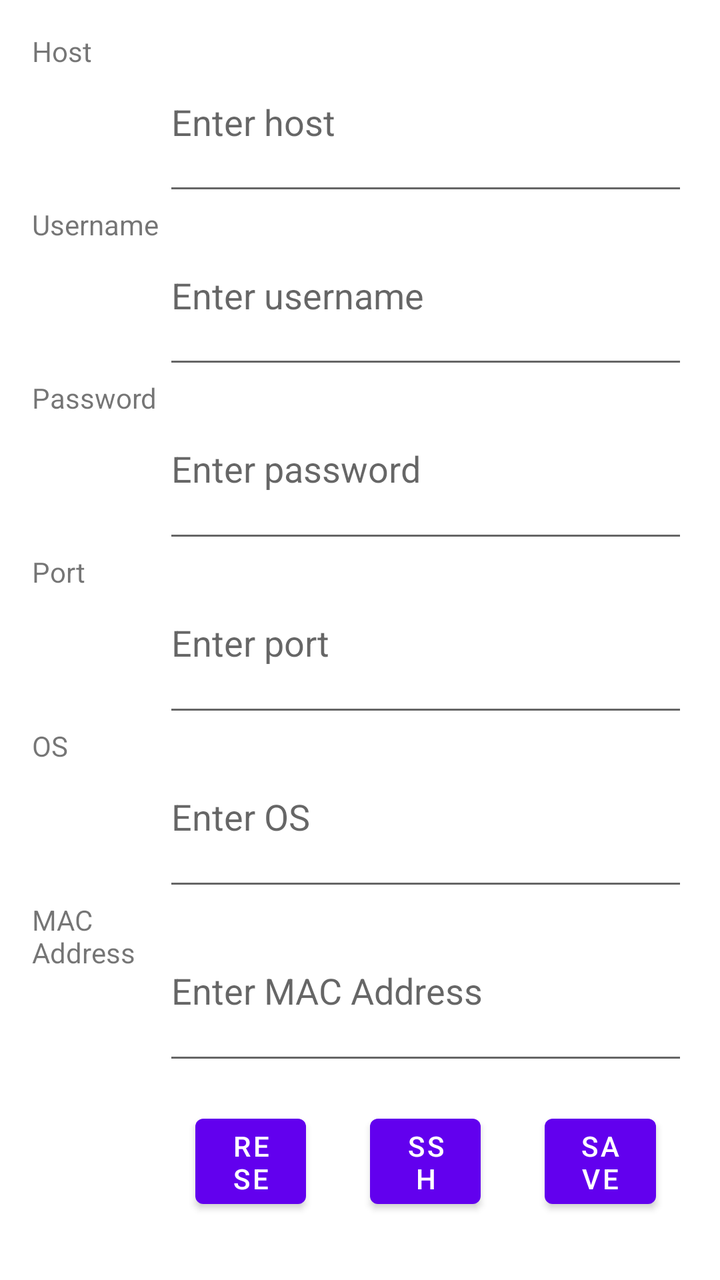
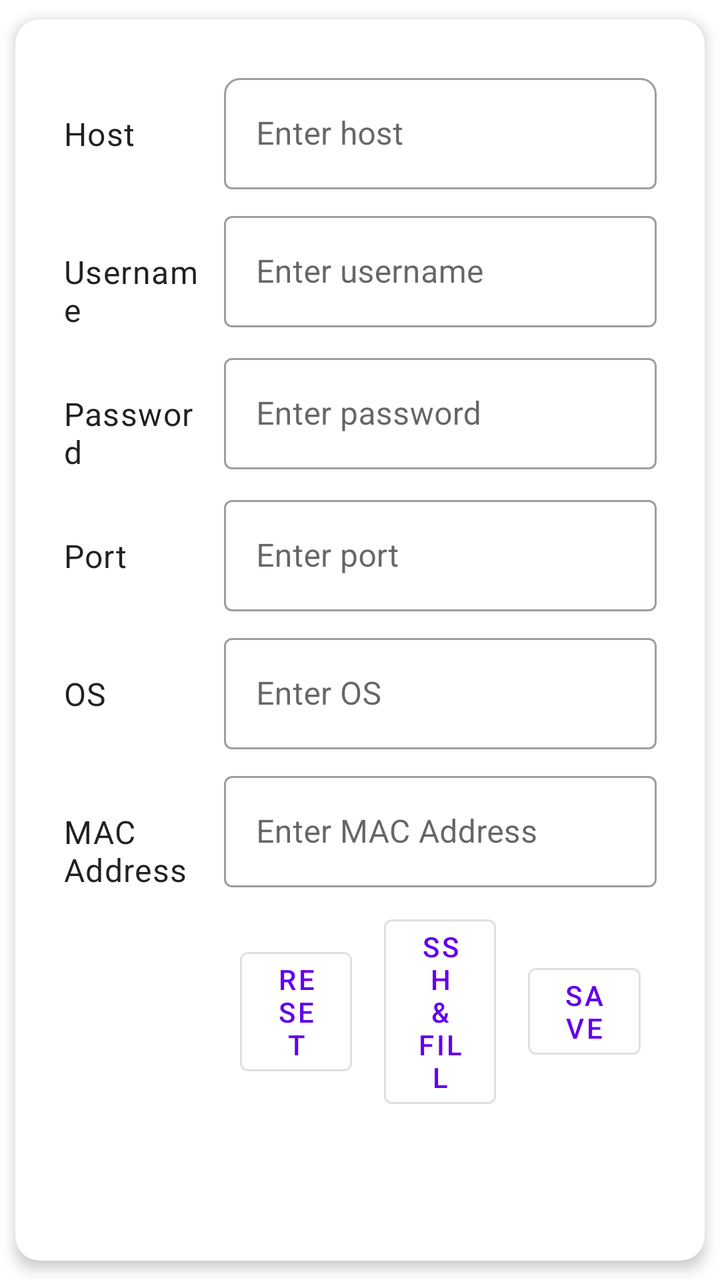

Two renders of the same Android screen: before a commit and after it. Below are the layout's source before the change and the commit's diff.
<!-- AndroidManifest.xml: application theme Theme.RemoteManager -->
<!-- res/layout/add_device.xml -->
<?xml version="1.0" encoding="utf-8"?>
<GridLayout xmlns:android="http://schemas.android.com/apk/res/android"
    xmlns:tools="http://schemas.android.com/tools"
    tools:context=".fragment.AddDeviceFragment"
    android:layout_width="match_parent"
    android:layout_height="match_parent"
    android:columnCount="2"
    android:rowCount="7"
    android:padding="16dp">

    
    <TextView
        android:layout_width="0dp"
        android:layout_height="0dp"
        android:layout_row="0"
        android:layout_column="0"
        android:layout_columnWeight="@dimen/label_column_weight"
        android:layout_rowWeight="1"
        android:text="@string/host" />

    <EditText
        android:id="@+id/host_input"
        android:layout_width="0dp"
        android:layout_height="0dp"
        android:layout_row="0"
        android:layout_column="1"
        android:layout_columnWeight="@dimen/input_column_weight"
        android:layout_rowWeight="1"
        android:hint="@string/enter_host" />

    
    <TextView
        android:layout_width="0dp"
        android:layout_height="0dp"
        android:layout_row="1"
        android:layout_column="0"
        android:layout_columnWeight="@dimen/label_column_weight"
        android:layout_rowWeight="1"
        android:text="@string/username" />

    <EditText
        android:id="@+id/username_input"
        android:layout_width="0dp"
        android:layout_height="0dp"
        android:layout_row="1"
        android:layout_column="1"
        android:layout_columnWeight="@dimen/input_column_weight"
        android:layout_rowWeight="1"
        android:hint="@string/enter_username" />

    
    <TextView
        android:layout_width="0dp"
        android:layout_height="0dp"
        android:layout_row="2"
        android:layout_column="0"
        android:layout_columnWeight="@dimen/label_column_weight"
        android:layout_rowWeight="1"
        android:text="@string/password" />

    <EditText
        android:id="@+id/password_input"
        android:layout_width="0dp"
        android:layout_height="0dp"
        android:layout_row="2"
        android:layout_column="1"
        android:layout_columnWeight="@dimen/input_column_weight"
        android:layout_rowWeight="1"
        android:hint="@string/enter_password"
        android:inputType="textPassword" />

    
    <TextView
        android:layout_width="0dp"
        android:layout_height="0dp"
        android:layout_row="3"
        android:layout_column="0"
        android:layout_columnWeight="@dimen/label_column_weight"
        android:layout_rowWeight="1"
        android:text="@string/port" />

    <EditText
        android:id="@+id/port_input"
        android:layout_width="0dp"
        android:layout_height="0dp"
        android:layout_row="3"
        android:layout_column="1"
        android:layout_columnWeight="@dimen/input_column_weight"
        android:layout_rowWeight="1"
        android:hint="@string/enter_port"
        android:inputType="number" />

    
    <TextView
        android:layout_width="0dp"
        android:layout_height="0dp"
        android:layout_row="4"
        android:layout_column="0"
        android:layout_columnWeight="@dimen/label_column_weight"
        android:layout_rowWeight="1"
        android:text="@string/os" />

    <EditText
        android:id="@+id/os_input"
        android:layout_width="0dp"
        android:layout_height="0dp"
        android:layout_row="4"
        android:layout_column="1"
        android:layout_columnWeight="@dimen/input_column_weight"
        android:layout_rowWeight="1"
        android:hint="@string/enter_os" />

    
    <TextView
        android:layout_width="0dp"
        android:layout_height="0dp"
        android:layout_row="5"
        android:layout_column="0"
        android:layout_columnWeight="@dimen/label_column_weight"
        android:layout_rowWeight="1"
        android:text="@string/mac_address" />

    <EditText
        android:id="@+id/mac_address_input"
        android:layout_width="0dp"
        android:layout_height="0dp"
        android:layout_row="5"
        android:layout_column="1"
        android:layout_columnWeight="@dimen/input_column_weight"
        android:layout_rowWeight="1"
        android:hint="@string/enter_mac_address"
        android:inputType="text" />

    
    <LinearLayout
        android:layout_width="0dp"
        android:layout_height="0dp"
        android:layout_row="6"
        android:layout_column="1"
        android:layout_columnWeight="@dimen/input_column_weight"
        android:layout_rowWeight="1"
        android:orientation="horizontal">

        <Button
            android:id="@+id/reset_button"
            android:layout_width="0dp"
            android:layout_height="match_parent"
            android:layout_weight="1"
            android:layout_margin="16dp"
            android:text="@string/reset" />

        <Button
            android:id="@+id/ssh_fill_button"
            android:layout_width="0dp"
            android:layout_height="match_parent"
            android:layout_weight="1"
            android:layout_margin="16dp"
            android:text="@string/ssh_fill" />

        <Button
            android:id="@+id/save_button"
            android:layout_width="0dp"
            android:layout_height="match_parent"
            android:layout_weight="1"
            android:layout_margin="16dp"
            android:text="@string/save" />
    </LinearLayout>

</GridLayout>
<!-- resources referenced by this layout -->
<resources>
  <item name="input_column_weight" type="dimen">4.0</item>
  <item name="label_column_weight" type="dimen">1.0</item>
  <string name="enter_host">Enter host</string>
  <string name="enter_mac_address">Enter MAC Address</string>
  <string name="enter_os">Enter OS</string>
  <string name="enter_password">Enter password</string>
  <string name="enter_port">Enter port</string>
  <string name="enter_username">Enter username</string>
  <string name="host">Host</string>
  <string name="mac_address">MAC Address</string>
  <string name="os">OS</string>
  <string name="password">Password</string>
  <string name="port">Port</string>
  <string name="reset">Reset</string>
  <string name="save">Save</string>
  <string name="ssh_fill">SSH &amp; Fill</string>
  <string name="username">Username</string>
  <style name="Theme.RemoteManager" parent="Theme.MaterialComponents.DayNight.NoActionBar">
          
          <item name="colorPrimary">@color/purple_500</item>
          <item name="colorPrimaryVariant">@color/purple_700</item>
          <item name="colorOnPrimary">@color/white</item>
          
          <item name="colorSecondary">@color/teal_200</item>
          <item name="colorSecondaryVariant">@color/teal_700</item>
          <item name="colorOnSecondary">@color/black</item>
          
          <item name="android:statusBarColor">?attr/colorPrimaryVariant</item>
          
      </style>
  <color name="purple_500">#FF6200EE</color>
  <color name="purple_700">#FF3700B3</color>
  <color name="white">#FFFFFFFF</color>
  <color name="teal_200">#FF03DAC5</color>
  <color name="teal_700">#FF018786</color>
  <color name="black">#FF000000</color>
</resources>

<!-- the commit's change to res/layout/add_device.xml (unified diff, before → after) -->
@@ -1,169 +1,197 @@
 <?xml version="1.0" encoding="utf-8"?>
-<GridLayout xmlns:android="http://schemas.android.com/apk/res/android"
+<androidx.cardview.widget.CardView
+    xmlns:android="http://schemas.android.com/apk/res/android"
+    xmlns:app="http://schemas.android.com/apk/res-auto"
     xmlns:tools="http://schemas.android.com/tools"
-    tools:context=".fragment.AddDeviceFragment"
     android:layout_width="match_parent"
     android:layout_height="match_parent"
-    android:columnCount="2"
-    android:rowCount="7"
-    android:padding="16dp">
+    app:cardCornerRadius="12dp"
+    app:cardElevation="4dp"
+    app:cardUseCompatPadding="true">
 
-    
-    <TextView
-        android:layout_width="0dp"
-        android:layout_height="0dp"
-        android:layout_row="0"
-        android:layout_column="0"
-        android:layout_columnWeight="@dimen/label_column_weight"
-        android:layout_rowWeight="1"
-        android:text="@string/host" />
+    <GridLayout
+        android:layout_width="match_parent"
+        android:layout_height="wrap_content"
+        android:columnCount="2"
+        android:rowCount="7"
+        android:padding="20dp"
+        android:useDefaultMargins="true"
+        tools:context=".fragment.AddDeviceFragment">
 
-    <EditText
-        android:id="@+id/host_input"
-        android:layout_width="0dp"
-        android:layout_height="0dp"
-        android:layout_row="0"
-        android:layout_column="1"
-        android:layout_columnWeight="@dimen/input_column_weight"
-        android:layout_rowWeight="1"
-        android:hint="@string/enter_host" />
+        
+        <TextView
+            android:layout_width="0dp"
+            android:layout_height="wrap_content"
+            android:layout_columnWeight="1"
+            android:text="@string/host"
+            style="?attr/textAppearanceBody1"/>
 
-    
-    <TextView
-        android:layout_width="0dp"
-        android:layout_height="0dp"
-        android:layout_row="1"
-        android:layout_column="0"
-        android:layout_columnWeight="@dimen/label_column_weight"
-        android:layout_rowWeight="1"
-        android:text="@string/username" />
+        <com.google.android.material.textfield.TextInputLayout
+            android:layout_width="0dp"
+            android:layout_height="wrap_content"
+            android:layout_columnWeight="3"
+            style="@style/Widget.MaterialComponents.TextInputLayout.OutlinedBox"
+            app:boxCornerRadiusTopStart="8dp"
+            app:boxCornerRadiusTopEnd="8dp"
+            app:hintEnabled="true"
+            android:hint="@string/enter_host">
 
-    <EditText
-        android:id="@+id/username_input"
-        android:layout_width="0dp"
-        android:layout_height="0dp"
-        android:layout_row="1"
-        android:layout_column="1"
-        android:layout_columnWeight="@dimen/input_column_weight"
-        android:layout_rowWeight="1"
-        android:hint="@string/enter_username" />
+            <com.google.android.material.textfield.TextInputEditText
+                android:id="@+id/host_input"
+                android:layout_width="match_parent"
+                android:layout_height="wrap_content"/>
+        </com.google.android.material.textfield.TextInputLayout>
 
-    
-    <TextView
-        android:layout_width="0dp"
-        android:layout_height="0dp"
-        android:layout_row="2"
-        android:layout_column="0"
-        android:layout_columnWeight="@dimen/label_column_weight"
-        android:layout_rowWeight="1"
-        android:text="@string/password" />
+        
+        <TextView
+            android:layout_width="0dp"
+            android:layout_height="wrap_content"
+            android:layout_columnWeight="1"
+            android:text="@string/username"
+            style="?attr/textAppearanceBody1"/>
 
-    <EditText
-        android:id="@+id/password_input"
-        android:layout_width="0dp"
-        android:layout_height="0dp"
-        android:layout_row="2"
-        android:layout_column="1"
-        android:layout_columnWeight="@dimen/input_column_weight"
-        android:layout_rowWeight="1"
-        android:hint="@string/enter_password"
-        android:inputType="textPassword" />
+        <com.google.android.material.textfield.TextInputLayout
+            android:layout_width="0dp"
+            android:layout_height="wrap_content"
+            android:layout_columnWeight="3"
+            style="@style/Widget.MaterialComponents.TextInputLayout.OutlinedBox"
+            android:hint="@string/enter_username">
 
-    
-    <TextView
-        android:layout_width="0dp"
-        android:layout_height="0dp"
-        android:layout_row="3"
-        android:layout_column="0"
-        android:layout_columnWeight="@dimen/label_column_weight"
-        android:layout_rowWeight="1"
-        android:text="@string/port" />
+            <com.google.android.material.textfield.TextInputEditText
+                android:id="@+id/username_input"
+                android:layout_width="match_parent"
+                android:layout_height="wrap_content"/>
+        </com.google.android.material.textfield.TextInputLayout>
 
-    <EditText
-        android:id="@+id/port_input"
-        android:layout_width="0dp"
-        android:layout_height="0dp"
-        android:layout_row="3"
-        android:layout_column="1"
-        android:layout_columnWeight="@dimen/input_column_weight"
-        android:layout_rowWeight="1"
-        android:hint="@string/enter_port"
-        android:inputType="number" />
+        
+        <TextView
+            android:layout_width="0dp"
+            android:layout_height="wrap_content"
+            android:layout_columnWeight="1"
+            android:text="@string/password"
+            style="?attr/textAppearanceBody1"/>
 
-    
-    <TextView
-        android:layout_width="0dp"
-        android:layout_height="0dp"
-        android:layout_row="4"
-        android:layout_column="0"
-        android:layout_columnWeight="@dimen/label_column_weight"
-        android:layout_rowWeight="1"
-        android:text="@string/os" />
+        <com.google.android.material.textfield.TextInputLayout
+            android:layout_width="0dp"
+            android:layout_height="wrap_content"
+            android:layout_columnWeight="3"
+            style="@style/Widget.MaterialComponents.TextInputLayout.OutlinedBox"
+            android:hint="@string/enter_password">
 
-    <EditText
-        android:id="@+id/os_input"
-        android:layout_width="0dp"
-        android:layout_height="0dp"
-        android:layout_row="4"
-        android:layout_column="1"
-        android:layout_columnWeight="@dimen/input_column_weight"
-        android:layout_rowWeight="1"
-        android:hint="@string/enter_os" />
+            <com.google.android.material.textfield.TextInputEditText
+                android:id="@+id/password_input"
+                android:layout_width="match_parent"
+                android:layout_height="wrap_content"
+                android:inputType="textPassword"/>
+        </com.google.android.material.textfield.TextInputLayout>
 
-    
-    <TextView
-        android:layout_width="0dp"
-        android:layout_height="0dp"
-        android:layout_row="5"
-        android:layout_column="0"
-        android:layout_columnWeight="@dimen/label_column_weight"
-        android:layout_rowWeight="1"
-        android:text="@string/mac_address" />
+        
+        <TextView
+            android:layout_width="0dp"
+            android:layout_height="wrap_content"
+            android:layout_columnWeight="1"
+            android:text="@string/port"
+            style="?attr/textAppearanceBody1"/>
 
-    <EditText
-        android:id="@+id/mac_address_input"
-        android:layout_width="0dp"
-        android:layout_height="0dp"
-        android:layout_row="5"
-        android:layout_column="1"
-        android:layout_columnWeight="@dimen/input_column_weight"
-        android:layout_rowWeight="1"
-        android:hint="@string/enter_mac_address"
-        android:inputType="text" />
+        <com.google.android.material.textfield.TextInputLayout
+            android:layout_width="0dp"
+            android:layout_height="wrap_content"
+            android:layout_columnWeight="3"
+            style="@style/Widget.MaterialComponents.TextInputLayout.OutlinedBox"
+            android:hint="@string/enter_port">
 
-    
-    <LinearLayout
-        android:layout_width="0dp"
-        android:layout_height="0dp"
-        android:layout_row="6"
-        android:layout_column="1"
-        android:layout_columnWeight="@dimen/input_column_weight"
-        android:layout_rowWeight="1"
-        android:orientation="horizontal">
+            <com.google.android.material.textfield.TextInputEditText
+                android:id="@+id/port_input"
+                android:layout_width="match_parent"
+                android:layout_height="wrap_content"
+                android:inputType="number"/>
+        </com.google.android.material.textfield.TextInputLayout>
 
-        <Button
-            android:id="@+id/reset_button"
+        
+        <TextView
             android:layout_width="0dp"
-            android:layout_height="match_parent"
-            android:layout_weight="1"
-            android:layout_margin="16dp"
-            android:text="@string/reset" />
+            android:layout_height="wrap_content"
+            android:layout_columnWeight="1"
+            android:text="@string/os"
+            style="?attr/textAppearanceBody1"/>
 
-        <Button
-            android:id="@+id/ssh_fill_button"
+        <com.google.android.material.textfield.TextInputLayout
             android:layout_width="0dp"
-            android:layout_height="match_parent"
-            android:layout_weight="1"
-            android:layout_margin="16dp"
-            android:text="@string/ssh_fill" />
+            android:layout_height="wrap_content"
+            android:layout_columnWeight="3"
+            style="@style/Widget.MaterialComponents.TextInputLayout.OutlinedBox"
+            android:hint="@string/enter_os">
 
-        <Button
-            android:id="@+id/save_button"
+            <com.google.android.material.textfield.TextInputEditText
+                android:id="@+id/os_input"
+                android:layout_width="match_parent"
+                android:layout_height="wrap_content"/>
+        </com.google.android.material.textfield.TextInputLayout>
+
+        
+        <TextView
             android:layout_width="0dp"
-            android:layout_height="match_parent"
-            android:layout_weight="1"
-            android:layout_margin="16dp"
-            android:text="@string/save" />
-    </LinearLayout>
+            android:layout_height="wrap_content"
+            android:layout_columnWeight="1"
+            android:text="@string/mac_address"
+            style="?attr/textAppearanceBody1"/>
 
-</GridLayout>
+        <com.google.android.material.textfield.TextInputLayout
+            android:layout_width="0dp"
+            android:layout_height="wrap_content"
+            android:layout_columnWeight="3"
+            style="@style/Widget.MaterialComponents.TextInputLayout.OutlinedBox"
+            android:hint="@string/enter_mac_address">
+
+            <com.google.android.material.textfield.TextInputEditText
+                android:id="@+id/mac_address_input"
+                android:layout_width="match_parent"
+                android:layout_height="wrap_content"
+                android:inputType="text"/>
+        </com.google.android.material.textfield.TextInputLayout>
+
+        
+        <View
+            android:layout_width="0dp"
+            android:layout_height="0dp"
+            android:layout_columnWeight="1"/>
+
+        <LinearLayout
+            android:layout_width="0dp"
+            android:layout_height="wrap_content"
+            android:layout_columnWeight="3"
+            android:orientation="horizontal"
+            android:gravity="center">
+
+            <com.google.android.material.button.MaterialButton
+                android:id="@+id/reset_button"
+                style="@style/Widget.MaterialComponents.Button.OutlinedButton"
+                android:layout_width="0dp"
+                android:layout_height="wrap_content"
+                android:layout_weight="1"
+                android:text="@string/reset"
+                android:layout_marginHorizontal="8dp"
+                android:inset="8dp"/>
+
+            <com.google.android.material.button.MaterialButton
+                android:id="@+id/ssh_fill_button"
+                style="@style/Widget.MaterialComponents.Button.OutlinedButton"
+                android:layout_width="0dp"
+                android:layout_height="wrap_content"
+                android:layout_weight="1"
+                android:text="@string/ssh_fill"
+                android:layout_marginHorizontal="8dp"
+                android:inset="8dp"/>
+
+            <com.google.android.material.button.MaterialButton
+                android:id="@+id/save_button"
+                style="@style/Widget.MaterialComponents.Button.OutlinedButton"
+                android:layout_width="0dp"
+                android:layout_height="wrap_content"
+                android:layout_weight="1"
+                android:text="@string/save"
+                android:layout_marginHorizontal="8dp"
+                android:inset="8dp"/>
+        </LinearLayout>
+    </GridLayout>
+</androidx.cardview.widget.CardView>
<!-- resource entries referenced after the edit -->
@@ -1,7 +1,5 @@
 <!-- resources referenced by this layout -->
 <resources>
-  <item name="input_column_weight" type="dimen">4.0</item>
-  <item name="label_column_weight" type="dimen">1.0</item>
   <string name="enter_host">Enter host</string>
   <string name="enter_mac_address">Enter MAC Address</string>
   <string name="enter_os">Enter OS</string>
